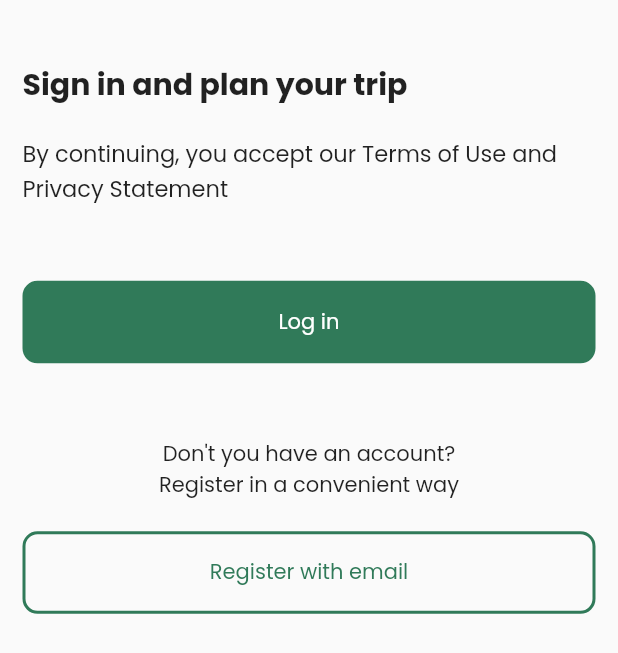
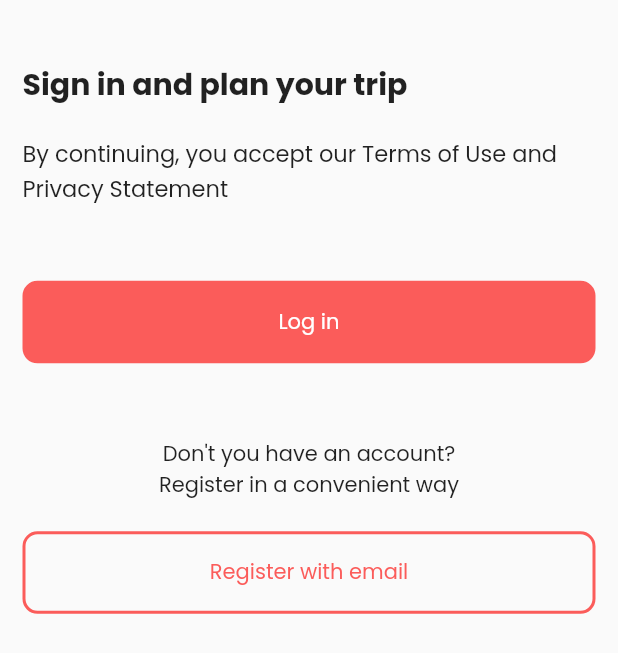
Before and after one commit to lgic-project/venue-match, a Flutter app: the screen it shows after launch, on a phone screen of 412 x 824 dp. Shown: the top 653 px of the screen. Run offline on Flutter 3.47's test engine with Material 2 defaults, Android fonts, the phone set to English and light mode, and no system bars; our stand-ins replace cached_network_image, get, google_fonts, lottie, shared_preferences.

Commit message:
constant dart modified

```diff
--- a/lib/constant.dart
+++ b/lib/constant.dart
@@ -2,8 +2,8 @@ import 'package:flutter/material.dart';
 import 'package:get/get_core/src/get_main.dart';
 import 'package:get/get_navigation/get_navigation.dart';
 
-const Color primaryColor = Color(0xff307A59);
-const Color secondary = Color.fromARGB(255, 225, 163, 17);
+const Color primaryColor = Color(0xffFB5C5A);
+const Color secondaryColor = Color(0xFFE1A311);
 const Color lightColor = Color(0xffF5F5F5);
 
 final appHeight = Get.height;
```
